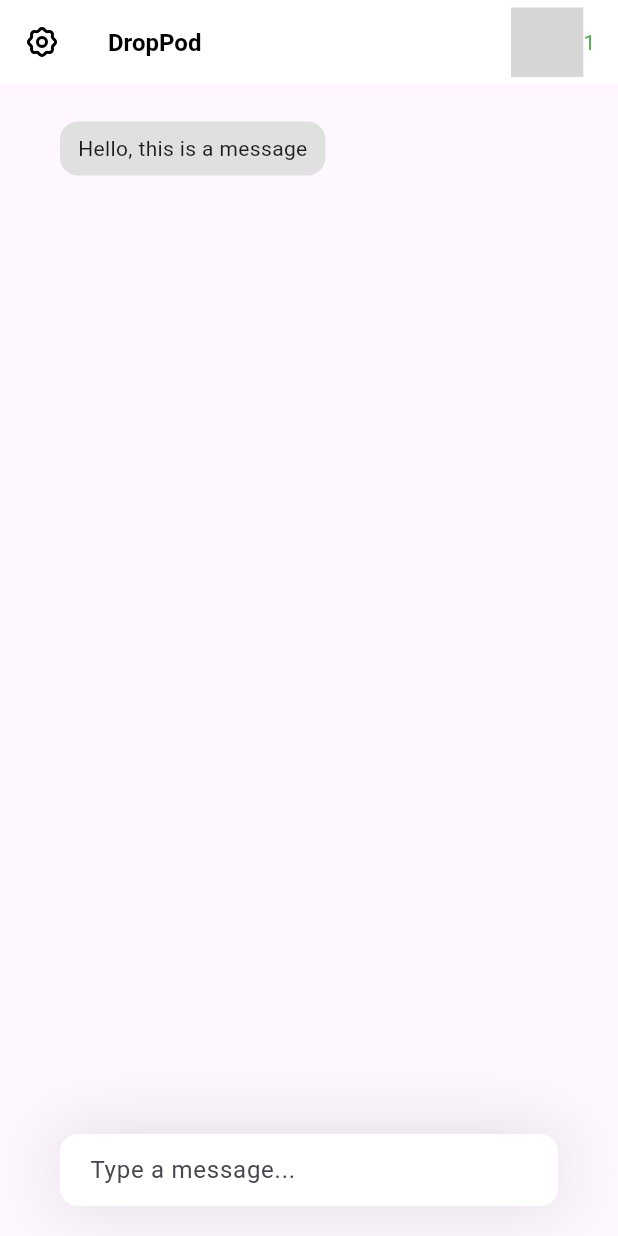
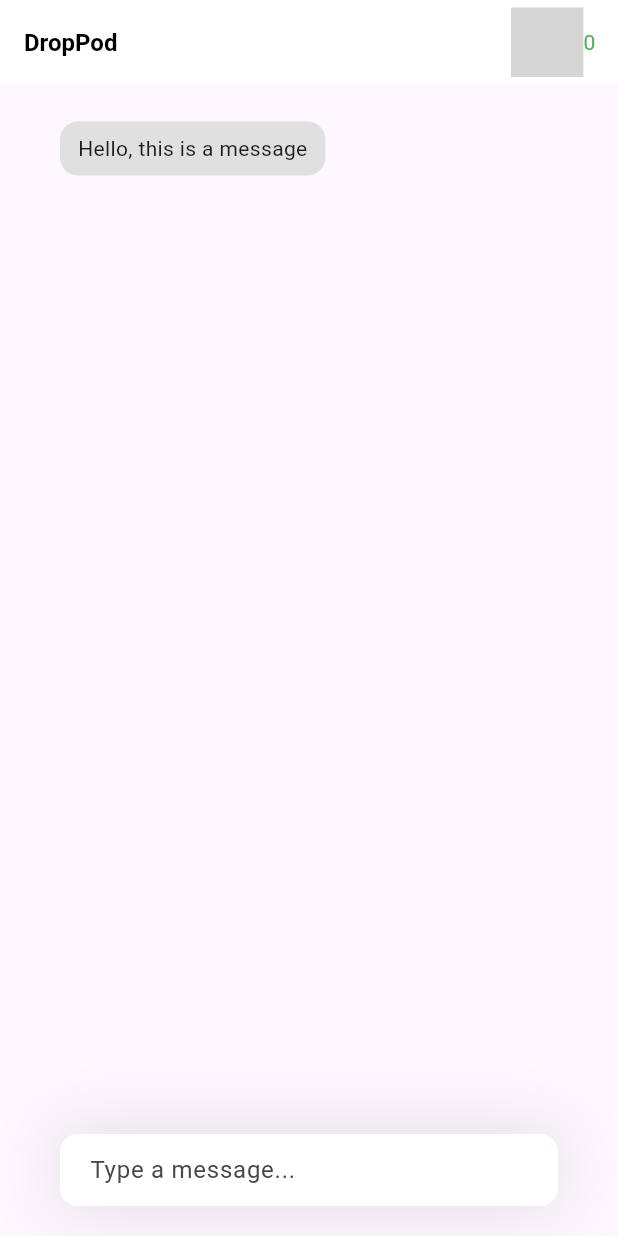
Before and after one commit to Lanheiv/DropPod, a Flutter app: the ChatWidget screen opened directly, on a phone screen of 412 x 824 dp. Run offline on Flutter 3.47's test engine with Material 3 defaults, Android fonts, the phone set to English and light mode, and no system bars; our stand-ins replace flutter_svg; grey boxes are pictures that could not be loaded.

Commit message:
tcp and port fix

```diff
--- a/lib/main.dart
+++ b/lib/main.dart
@@ -1,6 +1,6 @@
 import 'package:flutter/material.dart';
 
-import 'package:sendrop/pages/SerchWidget.dart';
+import 'package:sendrop/pages/serch_widget.dart';
 
 void main() {
   runApp(const MyApp());
--- a/lib/model/app_data.dart
+++ b/lib/model/app_data.dart
@@ -6,6 +6,8 @@
   String myusername = "test";
   String myUid = "12345";
   int port = 3001;
+
+  Map<String, Device> devices = {};
 }
 
 class Device { // pārdēvēšo failu un pārlikšu iespējams pārtaisītu visu struktūru
@@ -13,11 +15,13 @@
   String username;
   String ip;
   int tcpPort;
+  bool status;
 
   Device({
     required this.uid,
     required this.username,
     required this.ip,
     required this.tcpPort,
+    required this.status
   });
 }
--- a/lib/pages/ChatWidget.dart
+++ b/lib/pages/chat_widget.dart
@@ -1,5 +1,8 @@
 import 'package:flutter/material.dart';
 import 'package:flutter_svg/flutter_svg.dart';
+
+import 'package:sendrop/sockets/tcp_socket.dart';
+import 'package:sendrop/model/app_data.dart';
 
 class ChatWidget extends StatefulWidget {
   const ChatWidget({super.key});
@@ -9,6 +12,11 @@
 }
 
 class _ChatWidgetState extends State<ChatWidget> {
+  final TcpService tcp = TcpService();
+  final devices = AppData().devices;
+
+  int onlineCount = AppData().devices.values.where((d) => d.status).length;
+
   @override
   Widget build(BuildContext context) {
     return Scaffold(
@@ -79,19 +87,6 @@
       ),
       backgroundColor: Colors.white,
       automaticallyImplyLeading: false,
-      leading: Container(
-        margin: EdgeInsets.all(5),
-        alignment: Alignment.center,
-        decoration: BoxDecoration(
-          borderRadius: BorderRadius.circular(10)
-        ),
-        child: GestureDetector(
-          onTap: () {
-            // šeit pogas darbība
-          },
-          child: SvgPicture.asset("assets/icons/settings.svg")
-        ),
-      ),
       actions: [
         Container(
           margin: EdgeInsets.only(right: 15, top: 5, bottom: 5),
@@ -112,11 +107,9 @@
                 )
               ),
               Text(
-                "1",
-                style: TextStyle(
-                  color: Colors.green,
-                ),
-              )
+                onlineCount.toString(),
+                style: TextStyle( color: Colors.green),
+              ),
             ],
           )
         ),
--- a/lib/sockets/tcp_socket.dart
+++ b/lib/sockets/tcp_socket.dart
@@ -4,6 +4,8 @@
 import 'package:sendrop/model/app_data.dart';
 
 class TcpService {
+  Function(String message)? onMessageReceived;
+
   List<Socket> peers = [];
   ServerSocket? socket;
 
@@ -30,9 +32,6 @@
     socket.listen((data) {
       String message = utf8.decode(data);
       print("Received: $message");
-    },
-    onDone: () {
-      peers.remove(socket);
     });
   }
   void sendMessage(String text) {
```
Also changed, not shown: lib/pages/serch_widget.dart (renamed from lib/pages/SerchWidget.dart, +23 -9 lines), lib/sockets/udp_socket.dart (+34 -14 lines).
